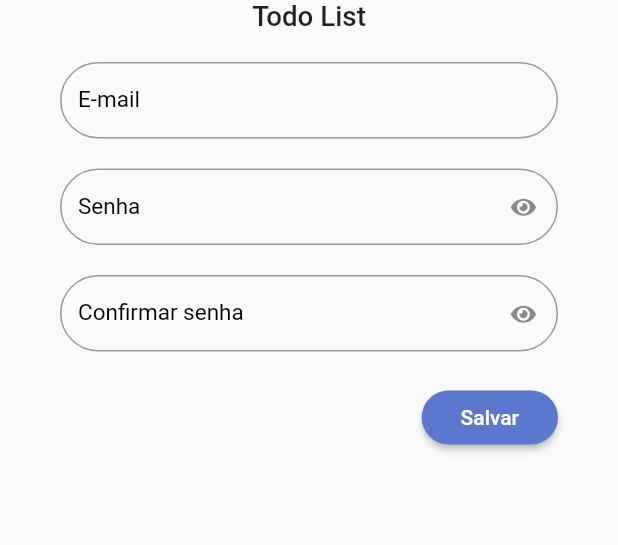
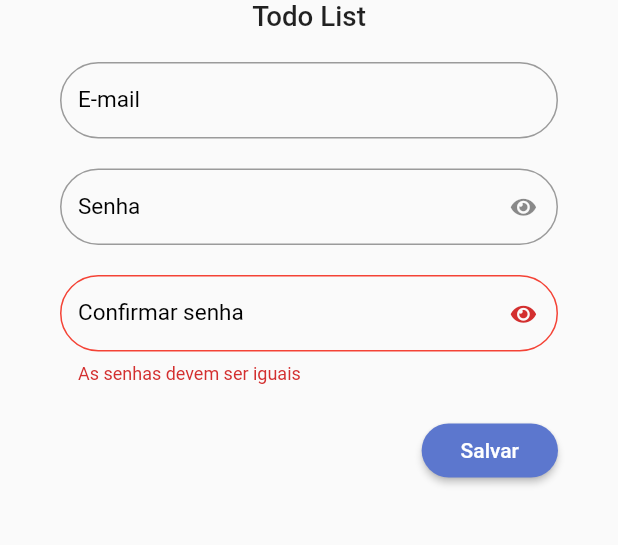
Before and after one commit to dionatanlaranjeira/todo_list_provider, a Flutter app: the RegisterPage screen opened directly, after a tap on "Salvar", on a phone screen of 412 x 824 dp, the part 361-906 px from its top. Run offline on Flutter 3.47's test engine with Material 2 defaults, Android fonts, the phone set to English and light mode, and no system bars; our stand-ins replace date_picker_timeline, firebase_auth, firebase_core, google_fonts, sign_in_button, sqflite and 2 more; missing offline and left inert: validatorless; accounts and stored records are empty; Roboto replaces fonts that are missing (Mandali); statements that could not run were skipped.

Commit message:
register_page

```diff
--- a/lib/app/core/validators/validators.dart
+++ b/lib/app/core/validators/validators.dart
@@ -3,14 +3,14 @@ import 'package:flutter/material.dart';
 class Validators {
   Validators._();
 
-  static FormFieldValidator compare(
-      TextEditingController? valueEC, String message) {
-    // ignore: body_might_complete_normally_nullable
+  static FormFieldValidator<String?> compare(
+      TextEditingController valueEC, String message) {
     return (value) {
-      final valueCompare = valueEC?.text ?? '';
-      if (value == null || (value != null && value != valueCompare)) {
+      final valueCompare = valueEC.text;
+      if (value == null || value.isEmpty || value != valueCompare) {
         return message;
       }
+      return null;
     };
   }
 }
--- a/lib/app/core/widgets/todo_list_field.dart
+++ b/lib/app/core/widgets/todo_list_field.dart
@@ -1,6 +1,5 @@
 import 'package:flutter/material.dart';
 import 'package:todo_list_provider/app/core/ui/todo_list_icons.dart';
-import 'package:validatorless/validatorless.dart';
 
 // ignore: must_be_immutable
 class TodoListField extends StatelessWidget {
@@ -9,7 +8,7 @@ class TodoListField extends StatelessWidget {
   final bool obscureText;
   final ValueNotifier<bool> obscureTextVN;
   final TextEditingController? controller;
-  final List<FormFieldValidator<String>>? validatorList;
+  final FormFieldValidator<String>? validator;
 
   TodoListField({
     Key? key,
@@ -17,7 +16,7 @@ class TodoListField extends StatelessWidget {
     this.suffixIconButton,
     this.controller,
     this.obscureText = false,
-    this.validatorList,
+    this.validator,
   })  : assert(obscureText == true ? suffixIconButton == null : true,
             'obscureText não pode ser enviado em conjunto com suffixIconButton'),
         obscureTextVN = ValueNotifier(obscureText),
@@ -58,9 +57,7 @@ class TodoListField extends StatelessWidget {
                     : null),
           ),
           obscureText: obscureTextValue,
-          validator: validatorList != null
-              ? Validatorless.multiple(validatorList!)
-              : null,
+          validator: validator
         );
       },
     );
--- a/lib/app/modules/auth/login/login_page.dart
+++ b/lib/app/modules/auth/login/login_page.dart
@@ -101,8 +101,8 @@ class LoginPage extends StatelessWidget {
                               const Text('Não tem conta?'),
                               TextButton(
                                   onPressed: () {
-                                    Navigator.of(context)
-                                        .pushNamed('/register');
+                                    // Navigator.of(context)
+                                    //     .pushNamed('/register');
                                   },
                                   child: const Text('Registre-se'))
                             ],
--- a/lib/app/modules/auth/register/register_page.dart
+++ b/lib/app/modules/auth/register/register_page.dart
@@ -1,7 +1,10 @@
 import 'package:flutter/material.dart';
+import 'package:provider/provider.dart';
 import 'package:todo_list_provider/app/core/ui/theme_extensions.dart';
+import 'package:todo_list_provider/app/core/validators/validators.dart';
 import 'package:todo_list_provider/app/core/widgets/todo_list_field.dart';
 import 'package:todo_list_provider/app/core/widgets/todo_list_logo.dart';
+import 'package:todo_list_provider/app/modules/auth/register/register_controller.dart';
 import 'package:validatorless/validatorless.dart';
 
 class RegisterPage extends StatefulWidget {
@@ -13,16 +16,36 @@ class RegisterPage extends StatefulWidget {
 
 class _RegisterPageState extends State<RegisterPage> {
   final _formKey = GlobalKey<FormState>();
-  final emailEC = TextEditingController();
-  final passwordEC = TextEditingController();
-  final confirmPasswordEC = TextEditingController();
+  final _emailEC = TextEditingController();
+  final _passwordEC = TextEditingController();
+  final _confirmPasswordEC = TextEditingController();
 
   @override
   void dispose() {
-    emailEC.dispose();
-    passwordEC.dispose();
-    confirmPasswordEC.dispose();
+    _emailEC.dispose();
+    _passwordEC.dispose();
+    _confirmPasswordEC.dispose();
     super.dispose();
+  }
+
+  @override
+  void initState() {
+    super.initState();
+    context.read<RegisterController>().addListener(() {
+      var controller = context.read<RegisterController>();
+      var success = controller.success;
+      var error = controller.error;
+      if (success) {
+        Navigator.of(context).pop();
+      } else if (error != null && error.isNotEmpty) {
+        ScaffoldMessenger.of(context).showSnackBar(
+          SnackBar(
+            content: Text(error),
+            backgroundColor: Colors.red,
+          ),
+        );
+      }
+    });
   }
 
   @override
@@ -67,9 +90,7 @@ class _RegisterPageState extends State<RegisterPage> {
           },
         ),
       ),
-      body: Form(
-        key: _formKey,
-        child: ListView(
+      body: ListView(
         children: [
           SizedBox(
             height: MediaQuery.of(context).size.width * .5,
@@ -84,42 +105,39 @@ class _RegisterPageState extends State<RegisterPage> {
               vertical: 20,
             ),
             child: Form(
+                key: _formKey,
                 child: Column(
                   children: [
                     TodoListField(
                       label: 'E-mail',
-                    controller: emailEC,
-                    validatorList: [
+                      controller: _emailEC,
+                      validator: Validatorless.multiple([
+                        Validatorless.email('E-mail inválido'),
                         Validatorless.required('E-mail obrigatório'),
-                      Validatorless.email('E-mail inválido'),
-                    ],
+                      ]),
                     ),
                     const SizedBox(
                       height: 20,
                     ),
                     TodoListField(
                       label: 'Senha',
-                    controller: passwordEC,
+                      controller: _passwordEC,
                       obscureText: true,
-                    validatorList: [
+                      validator: Validatorless.multiple([
                         Validatorless.required('Senha obrigatória'),
                         Validatorless.min(
-                          6, 'A senha deve conter no mínimo 6 caracteres'),
-                    ],
+                            6, 'A senha tem que ter pelo menos 6 caracteres'),
+                      ]),
                     ),
                     const SizedBox(
                       height: 20,
                     ),
                     TodoListField(
                         label: 'Confirmar senha',
-                    controller: confirmPasswordEC,
-                    validatorList: [
-                      Validatorless.required('Senha obrigatória'),
-                      Validatorless.min(
-                          6, 'A senha deve conter no mínimo 6 caracteres'),
-                    ],
+                        controller: _confirmPasswordEC,
                         obscureText: true,
-                  ),
+                        validator: Validators.compare(
+                            _passwordEC, 'As senhas devem ser iguais')),
                     const SizedBox(
                       height: 20,
                     ),
@@ -127,7 +145,15 @@ class _RegisterPageState extends State<RegisterPage> {
                       alignment: Alignment.bottomRight,
                       child: ElevatedButton(
                         onPressed: () {
-                        if (_formKey.currentState!.validate()) {}
+                          final formValid =
+                              _formKey.currentState?.validate() ?? false;
+                          if (formValid) {
+                            final email = _emailEC.text;
+                            final password = _passwordEC.text;
+                            context
+                                .read<RegisterController>()
+                                .registerUser(email, password);
+                          }
                         },
                         style: ElevatedButton.styleFrom(
                           shape: RoundedRectangleBorder(
@@ -145,7 +171,6 @@ class _RegisterPageState extends State<RegisterPage> {
           )
         ],
       ),
-      ),
     );
   }
 }
```
Lines whose indentation alone changed are shown as unchanged.
